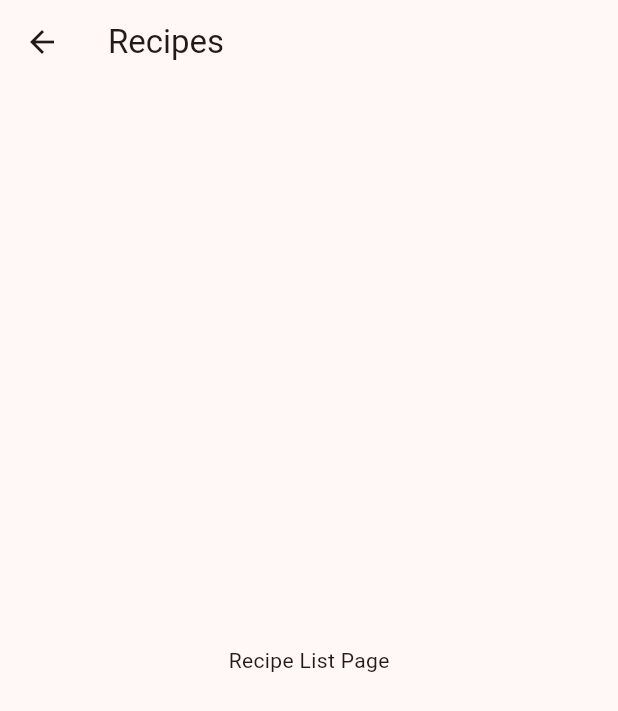
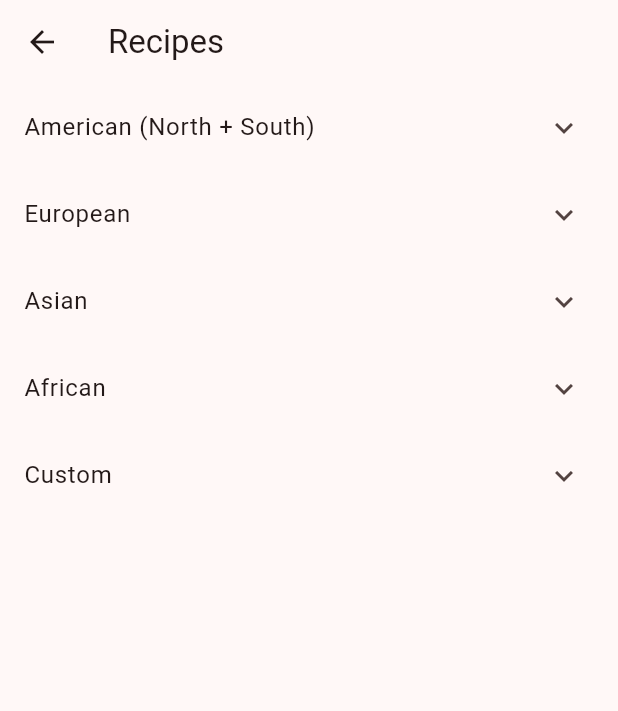
Before and after one commit to rayh4an/Project1MAD, a Flutter app: the screen it shows after launch, after a tap on "Recipes", on a phone screen of 412 x 824 dp. Shown: the top 711 px of the screen. Run offline on Flutter 3.47's test engine with Material 3 defaults, Android fonts, the phone set to English and light mode, and no system bars.

Commit message:
update to recipe file

```diff
--- a/project1mad/lib/main.dart
+++ b/project1mad/lib/main.dart
@@ -16,7 +16,7 @@
       title: 'Meal Prep',
       theme: ThemeData(
         colorScheme: ColorScheme.fromSeed(
-          seedColor: const Color.fromARGB(255, 213, 53, 53),
+          seedColor: const Color.fromARGB(255, 152, 11, 11),
         ),
       ),
       home: const MyHomePage(title: 'Home page'),
@@ -26,6 +26,7 @@
 
 class MyHomePage extends StatefulWidget {
   const MyHomePage({super.key, required this.title});
+
   final String title;
 
   @override
@@ -33,14 +34,6 @@
 }
 
 class _MyHomePageState extends State<MyHomePage> {
-  int _counter = 0;
-
-  void _incrementCounter() {
-    setState(() {
-      _counter++;
-    });
-  }
-
   @override
   Widget build(BuildContext context) {
     return Scaffold(
@@ -50,8 +43,12 @@
       ),
       body: Center(
         child: Column(
-          mainAxisAlignment: MainAxisAlignment.spaceAround,
+          mainAxisAlignment: MainAxisAlignment.spaceEvenly,
           children: <Widget>[
+            const Text(
+              'Deal with your meal in much easier way.',
+              style: TextStyle(fontSize: 20, fontWeight: FontWeight.bold),
+            ),
             ElevatedButton(
               onPressed: () {
                 Navigator.push(
@@ -60,14 +57,20 @@
                 );
               },
               style: ElevatedButton.styleFrom(
-                padding: const EdgeInsets.symmetric(horizontal: 90, vertical: 50),
+                padding: const EdgeInsets.symmetric(
+                  horizontal: 30,
+                  vertical: 50,
+                ),
+                shape: RoundedRectangleBorder(
+                  borderRadius: BorderRadius.circular(30),
+                ),
               ),
               child: Row(
                 mainAxisSize: MainAxisSize.min,
                 children: const [
-                  Icon(Icons.food_bank),
+                  Icon(Icons.food_bank_rounded, size: 55),
                   SizedBox(width: 10),
-                  Text('Recipes'),
+                  Text('Recipes', style: TextStyle(fontSize: 35)),
                 ],
               ),
             ),
@@ -75,13 +78,28 @@
               onPressed: () {
                 Navigator.push(
                   context,
-                  MaterialPageRoute(builder: (context) => const GroceriesPage()),
+                  MaterialPageRoute(
+                    builder: (context) => const GroceriesPage(),
+                  ),
                 );
               },
               style: ElevatedButton.styleFrom(
-                padding: const EdgeInsets.symmetric(horizontal: 90, vertical: 50),
+                padding: const EdgeInsets.symmetric(
+                  horizontal: 30,
+                  vertical: 50,
+                ),
+                shape: RoundedRectangleBorder(
+                  borderRadius: BorderRadius.circular(30),
+                ),
               ),
-              child: const Text('Groceries'),
+              child: Row(
+                mainAxisSize: MainAxisSize.min,
+                children: const [
+                  Icon(Icons.trolley, size: 55),
+                  SizedBox(width: 10),
+                  Text('Groceries', style: TextStyle(fontSize: 35)),
+                ],
+              ),
             ),
             ElevatedButton(
               onPressed: () {
@@ -91,11 +109,23 @@
                 );
               },
               style: ElevatedButton.styleFrom(
-                padding: const EdgeInsets.symmetric(horizontal: 90, vertical: 50),
+                padding: const EdgeInsets.symmetric(
+                  horizontal: 30,
+                  vertical: 30,
+                ),
+                shape: RoundedRectangleBorder(
+                  borderRadius: BorderRadius.circular(30),
+                ),
               ),
-              child: const Text('Favorite Recipes'),
+              child: Row(
+                mainAxisSize: MainAxisSize.min,
+                children: const [
+                  Icon(Icons.favorite, size: 55),
+                  SizedBox(width: 10),
+                  Text('Favorite Recipes', style: TextStyle(fontSize: 35)),
+                ],
+              ),
             ),
-            const Text('Deal with your meal in much easier way.'),
           ],
         ),
       ),
--- a/project1mad/lib/recipe.dart
+++ b/project1mad/lib/recipe.dart
@@ -1,13 +1,52 @@
 import 'package:flutter/material.dart';
 
-class RecipePage extends StatelessWidget {
+class RecipePage extends StatefulWidget {
   const RecipePage({super.key});
+
+  @override
+  State<RecipePage> createState() => _RecipePageState();
+}
+
+class _RecipePageState extends State<RecipePage> {
+  final List<String> categories = [
+    'American (North + South)',
+    'European',
+    'Asian',
+    'African',
+    'Custom'
+  ];
+
+  final Map<String, bool> expanded = {
+    'American (North + South)': false,
+    'European': false,
+    'Asian': false,
+    'African': false,
+    'Custom': false,
+  };
 
   @override
   Widget build(BuildContext context) {
     return Scaffold(
       appBar: AppBar(title: const Text('Recipes')),
-      body: const Center(child: Text('Recipe List Page')),
+      body: ListView(
+        children: categories.map((category) {
+          return ExpansionTile(
+            title: Text(category),
+            initiallyExpanded: expanded[category] ?? false,
+            onExpansionChanged: (value) {
+              setState(() {
+                expanded[category] = value;
+              });
+            },
+            children: [
+              Padding(
+                padding: const EdgeInsets.all(16.0),
+                child: Text('No recipes added yet for $category.'),
+              ),
+            ],
+          );
+        }).toList(),
+      ),
     );
   }
 }
```
Also changed, not shown: project1mad/assets/Asian/eggFriedRice.webp (added).
